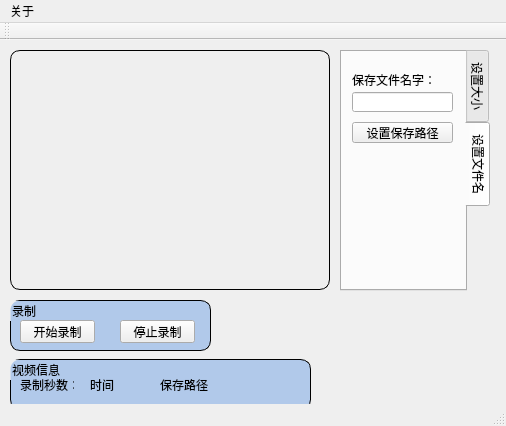
Qt form CollectionWebCam/mainwindow.ui (1x997/CNCJOB) before a commit.
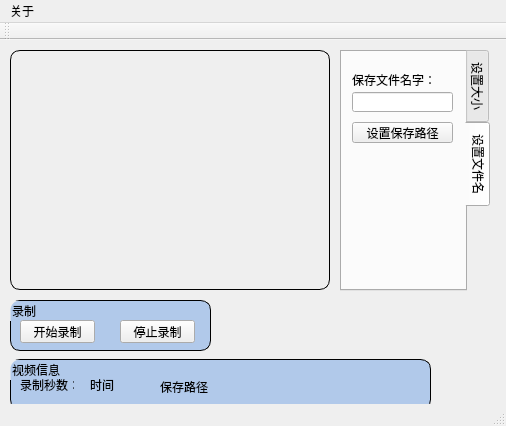
The same form after that commit.

What changed in the file:
```diff
--- a/CollectionWebCam/mainwindow.ui
+++ b/CollectionWebCam/mainwindow.ui
@@ -182,7 +182,7 @@
      <rect>
       <x>10</x>
       <y>319</y>
-      <width>301</width>
+      <width>421</width>
       <height>51</height>
      </rect>
     </property>
@@ -227,8 +227,8 @@
       <rect>
        <x>150</x>
        <y>20</y>
-       <width>54</width>
-       <height>12</height>
+       <width>181</width>
+       <height>16</height>
       </rect>
      </property>
      <property name="text">
```
Left out of the diff: 5 changed lines with no effect on the pictures.
